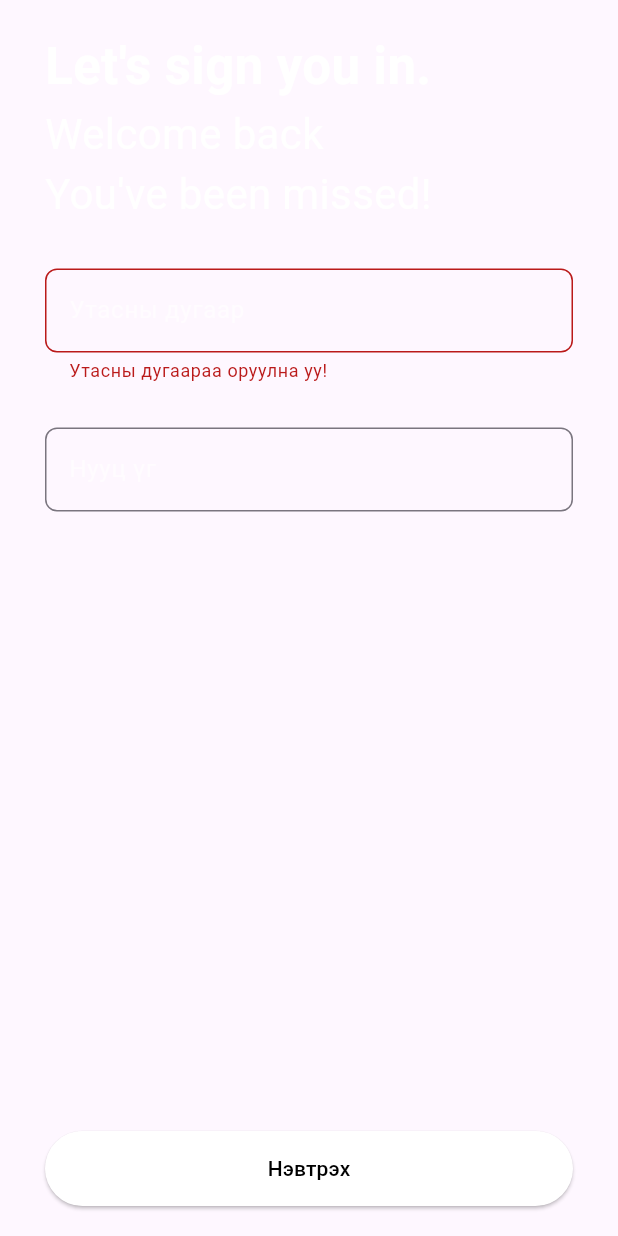
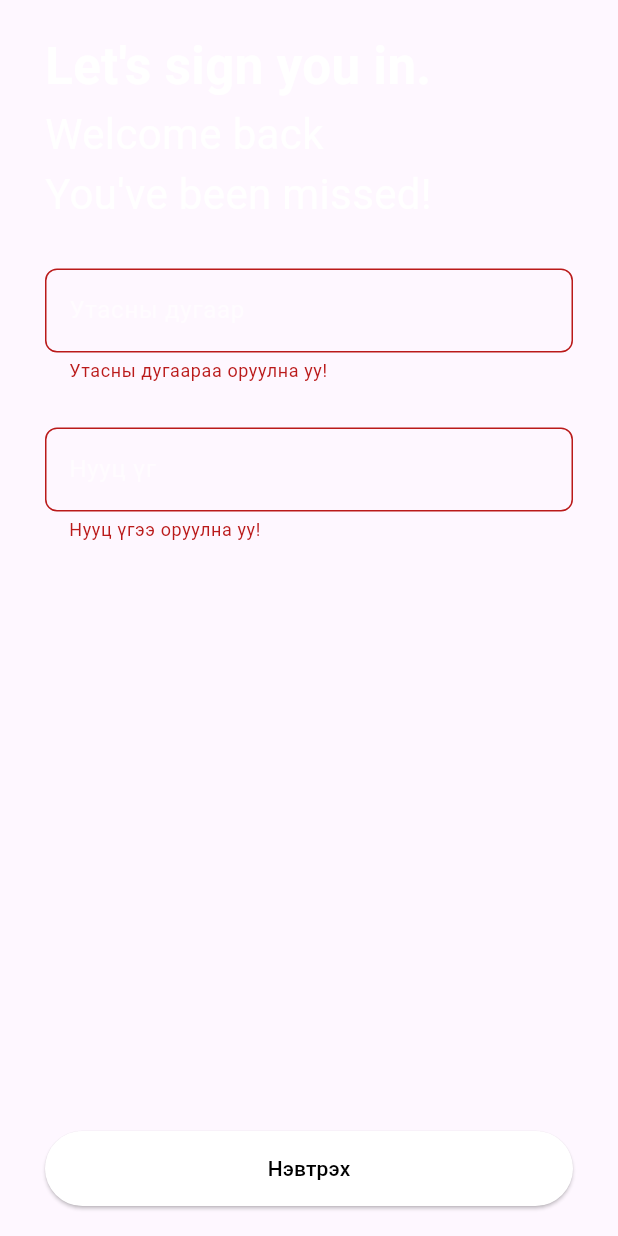
Before and after one commit to Silkway-13/flutter-movie, a Flutter app: the LoginPage widget shown alone on an empty page, opened directly, after a tap on "Нэвтрэх", on a phone screen of 412 x 824 dp. Run offline on Flutter 3.47's test engine with Material 3 defaults, Android fonts, the phone set to English and light mode, and no system bars; network calls fail.

Commit message:
movie lists done

```diff
--- a/lib/Model/movie/index.dart
+++ b/lib/Model/movie/index.dart
@@ -1,5 +1,3 @@
-import 'dart:io';
-
 import 'package:json_annotation/json_annotation.dart';
 part 'index.g.dart';
 
--- a/lib/screens/login.dart
+++ b/lib/screens/login.dart
@@ -75,6 +75,12 @@ class _LoginPageState extends State<LoginPage> {
                     ),
                     TextFormField(
                       controller: _passwordController,
+                      validator: (value) {
+                        if (value == null || value.isEmpty) {
+                          return "Нууц үгээ оруулна уу!";
+                        }
+                        return null;
+                      },
                       obscureText: true,
                       decoration: InputDecoration(
                         border: OutlineInputBorder(
--- a/lib/widgets/movie_special_card.dart
+++ b/lib/widgets/movie_special_card.dart
@@ -22,9 +22,9 @@ class MovieSpecialCard extends StatelessWidget {
           width: width,
           margin: EdgeInsets.only(right: 10),
           decoration: BoxDecoration(
-            borderRadius: BorderRadius.circular(16),
+            borderRadius: BorderRadius.circular(8),
             image: DecorationImage(
-                image: NetworkImage(data.imgUrl), fit: BoxFit.cover),
+                image: NetworkImage(data.imgUrl), fit: BoxFit.fill),
           ),
           child: Icon(
             Icons.play_circle,
```
Also changed, not shown: pubspec.lock.
